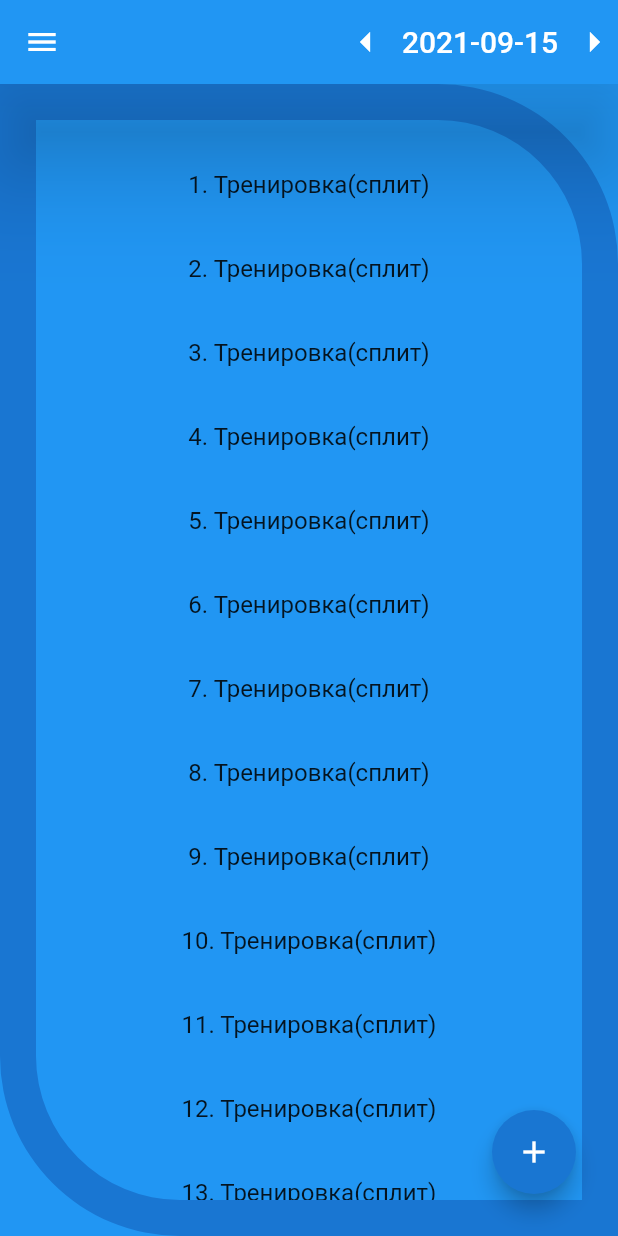
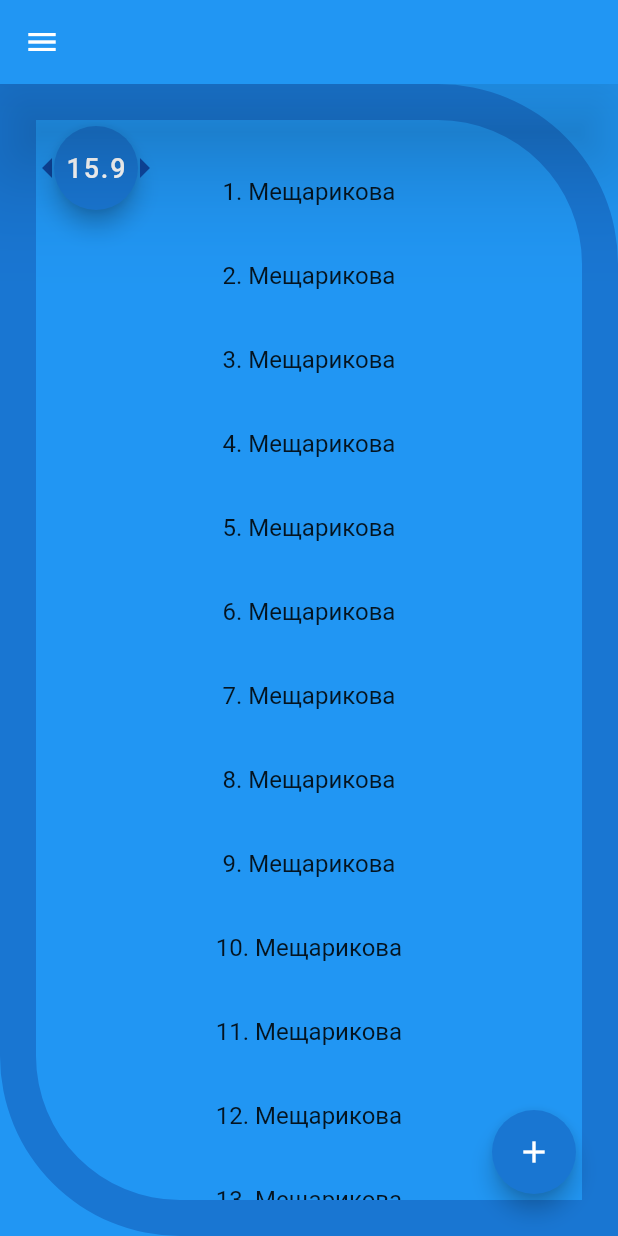
Before and after one commit to rdv8/workout_done, a Flutter app: the screen it shows after launch, on a phone screen of 412 x 824 dp. Run offline on Flutter 3.47's test engine with Material 2 defaults, Android fonts, the phone set to English and light mode, and no system bars.

Commit message:
change dateButton, add history, fix modal

```diff
--- a/lib/screens/main_screen/main_screen.dart
+++ b/lib/screens/main_screen/main_screen.dart
@@ -36,9 +36,6 @@ class _CustomAppBar extends StatelessWidget implements PreferredSizeWidget {
     return AppBar(
       elevation: 30,
       centerTitle: true,
-      actions: [
-        _DateButton(),
-      ],
     );
   }
 
@@ -61,33 +58,49 @@ class _Body extends StatelessWidget {
               bottomLeft: Radius.circular(120),
             ),
           ),
+          child: Column(
+            children: [
+              Expanded(
                 child: ListView.builder(
-            //shrinkWrap: true,
-            padding: EdgeInsets.symmetric(vertical: 15),
+                  padding: EdgeInsets.symmetric(vertical: 20),
                   itemCount: 20,
                   itemBuilder: (context, index) => GestureDetector(
-              onTap: (){print('$index');},
+                    onTap: () {
+                      showMenu(
+                          context: context,
+                          position: RelativeRect.fromLTRB(30, 30, 30, 30),
+                          items: [
+                            PopupMenuItem(child: Text('PopupMenuItem $index')),
+                          ]);
+                    },
                     child: ListTile(
-                title: Center(child: Text('${index + 1}. Тренировка(сплит)')),
+                      title: Center(
+                          child: Text('${index + 1}. Мещарикова')),
                     ),
                   ),
                 ),
               ),
+            ],
+          ),
+        ),
+        Padding(
+          padding: const EdgeInsets.only(top: 28, left: 16),
+          child: _DateButton(),
+        ),
         Align(
           alignment: Alignment.bottomRight,
           child: Padding(
-            padding: const EdgeInsets.only(right: 28,bottom: 28),
+            padding: const EdgeInsets.only(right: 28, bottom: 28),
             child: FloatingActionButton(
               backgroundColor: Colors.blue.shade700,
               child: Icon(Icons.add),
               onPressed: () {
-                showCustomModalBottomSheet(context: context, body: CustomModalAddWorkout());
-              },),
+                showCustomModalBottomSheet(
+                    context: context, body: CustomModalAddWorkout());
+              },
             ),
-        )
-        /*const SizedBox(
-          height: kToolbarHeight,
-        ),*/
+          ),
+        ),
       ],
     );
   }
@@ -105,18 +118,29 @@ class __DateButtonState extends State<_DateButton> {
 
   @override
   Widget build(BuildContext context) {
-    return Row(
+    return Stack(
       children: [
-        GestureDetector(
+        Padding(
+          padding: const EdgeInsets.only(top: 12),
+          child: GestureDetector(
               onTap: () {
                 _pickedDate = _pickedDate.subtract(Duration(days: 1));
                 setState(() {});
               },
               child: Icon(
                 Icons.arrow_left,
+                color: Colors.blue.shade900,
                 size: 32,
               )),
-        TextButton(
+        ),
+        Padding(
+          padding: const EdgeInsets.only(left: 20),
+          child: FloatingActionButton(
+            backgroundColor: Colors.blue.shade700,
+            child: Text(
+              '${_pickedDate.day}.${_pickedDate.month}',
+              style: TextStyle(fontSize: 18,color: Colors.white),
+            ),
             onPressed: () async {
               await showDatePicker(
                       context: context,
@@ -126,20 +150,21 @@ class __DateButtonState extends State<_DateButton> {
                   .then((value) => _pickedDate = value ?? _pickedDate);
               setState(() {});
             },
-          child: Text(
-            '${_pickedDate.toString().substring(0, 10)}',
-            style: TextStyle(color: Colors.white, fontSize: 20),
           ),
         ),
-        GestureDetector(
+        Padding(
+          padding: const EdgeInsets.only(left: 64.0,top: 12),
+          child: GestureDetector(
               onTap: () {
                 _pickedDate = _pickedDate.add(Duration(days: 1));
                 setState(() {});
               },
               child: Icon(
                 Icons.arrow_right,
+                color: Colors.blue.shade900,
                 size: 32,
               )),
+        ),
       ],
     );
   }
@@ -187,16 +212,21 @@ class _CustomDrawer extends StatelessWidget {
                   },
                   child: Row(
                     children: [
-                      Icon(Icons.wc),
+                      Icon(
+                        Icons.wc,
+                      ),
                       const SizedBox(
                         width: 8,
                       ),
-                      Text('Клиенты'),
+                      Text(
+                        'Клиенты',
+                        style: TextStyle(fontSize: 20),
+                      ),
                     ],
                   ),
                 ),
                 const SizedBox(
-                  height: 16,
+                  height: 24,
                 ),
                 GestureDetector(
                   onTap: () {
@@ -212,12 +242,13 @@ class _CustomDrawer extends StatelessWidget {
                       ),
                       Text(
                         'Статистика',
+                        style: TextStyle(fontSize: 20),
                       ),
                     ],
                   ),
                 ),
                 const SizedBox(
-                  height: 16,
+                  height: 24,
                 ),
                 GestureDetector(
                   onTap: () {},
@@ -227,7 +258,7 @@ class _CustomDrawer extends StatelessWidget {
                       const SizedBox(
                         width: 8,
                       ),
-                      Text('Выход'),
+                      Text('Выход', style: TextStyle(fontSize: 20)),
                     ],
                   ),
                 ),
@@ -253,7 +284,7 @@ class CustomModalAddWorkout extends StatelessWidget {
             height: 16,
           ),
           Text(
-            'Выберите клиента',
+            'Тренировка за ${DateTime.now().day}. ${DateTime.now().month}',
             style: TextStyle(fontSize: 20, color: Colors.white),
           ),
           Divider(
--- a/lib/screens/widgets/custom_modal_bottom_sheet.dart
+++ b/lib/screens/widgets/custom_modal_bottom_sheet.dart
@@ -2,6 +2,7 @@ import 'package:flutter/material.dart';
 
 Future<void> showCustomModalBottomSheet({required BuildContext context, required Widget body}) {
   return showModalBottomSheet(
+      isScrollControlled: true,
       backgroundColor: Colors.blue.shade800,
       shape: RoundedRectangleBorder(
           borderRadius: BorderRadius.vertical(top: Radius.elliptical(160, 40))),
```
Also changed, not shown: lib/screens/client_screen/client_screen.dart (+78 -23 lines), lib/screens/client_screen/workout_history_screen/workout_history_screen.dart (added, +13 -0 lines). Lines whose indentation alone changed are shown as unchanged.
